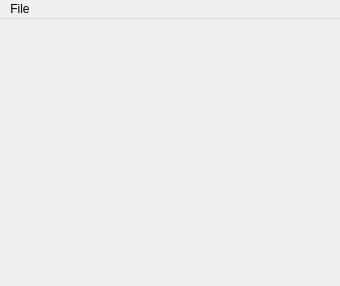
This is raxmlOutputWindows/standardLayout.ui in PeterDulworth/PhyloVis as Qt 5 draws it before an edit. The edited form follows.
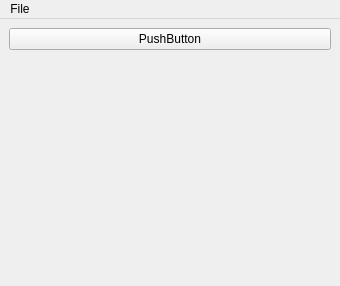
This is the edited form.

Commit message: navigation toolbar in windows class

```diff
--- a/raxmlOutputWindows/standardLayout.ui
+++ b/raxmlOutputWindows/standardLayout.ui
@@ -20,6 +20,16 @@
    <layout class="QVBoxLayout" name="verticalLayout_3">
     <item>
      <layout class="QVBoxLayout" name="verticalLayout">
+      <item>
+       <widget class="QPushButton" name="pushButton">
+        <property name="focusPolicy">
+         <enum>Qt::NoFocus</enum>
+        </property>
+        <property name="text">
+         <string>PushButton</string>
+        </property>
+       </widget>
+      </item>
       <item>
        <widget class="QLabel" name="image">
         <property name="text">
```
The commit also changes 3 other files.
